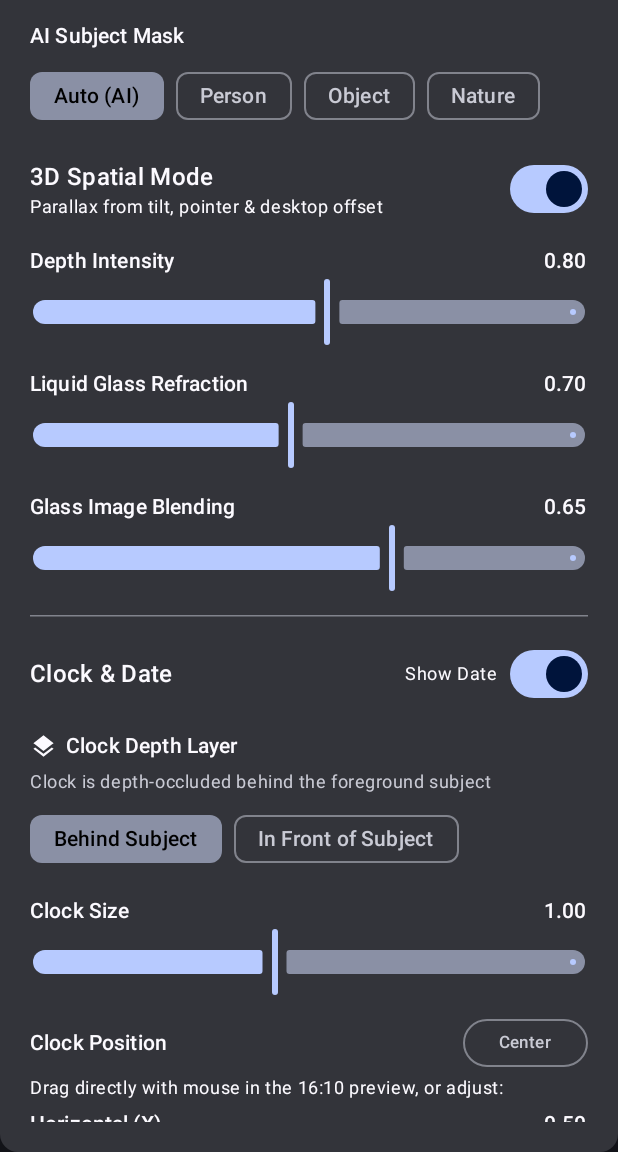
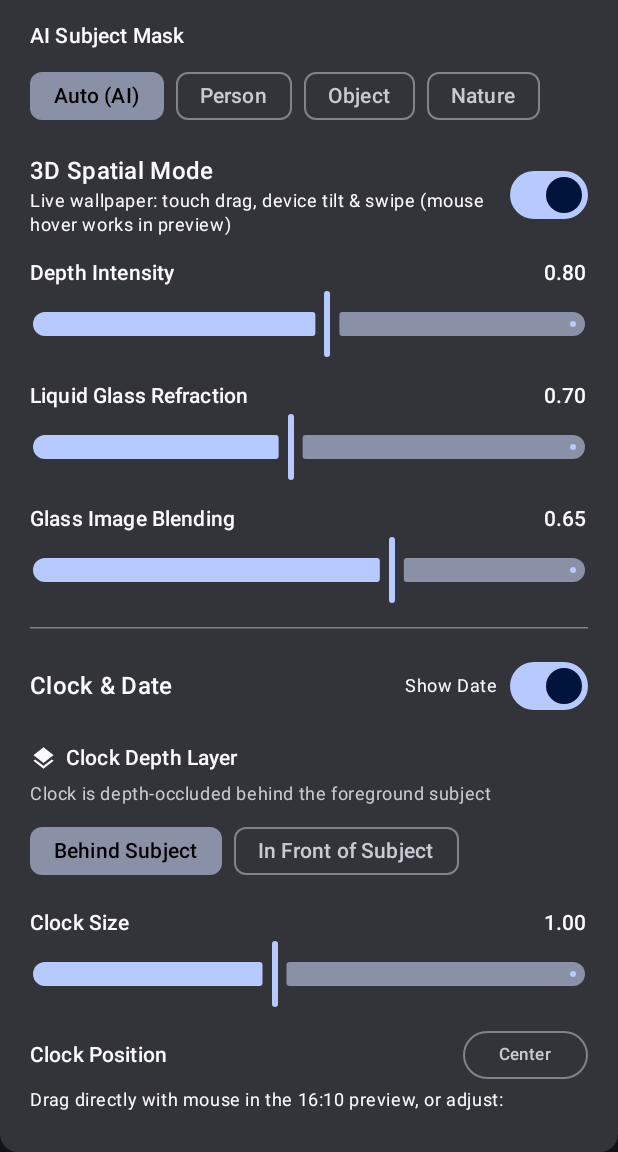
Before and after one commit to smart-al/Google-Book-OS-APPS, an Android app built with Jetpack Compose: the composable ControlsPane shown on its own in the app's theme, after a tap on "Auto (AI)", on a phone screen of 412 x 824 dp, the part 84-1236 px from its top. Run offline under Robolectric (Android 15) with nearby library versions, the phone set to English and light mode, and no system bars; network calls fail.

Commit message:
feat(LiquidGlass3D): add 16 solid colors, custom mix-and-match glass tint, sensor fallbacks, and accurate input copy

```diff
--- a/LiquidGlass3D/app/src/main/AndroidManifest.xml
+++ b/LiquidGlass3D/app/src/main/AndroidManifest.xml
@@ -7,6 +7,8 @@
 
     <application
         android:allowBackup="true"
+        android:dataExtractionRules="@xml/data_extraction_rules"
+        android:fullBackupContent="@xml/backup_rules"
         android:icon="@mipmap/ic_launcher"
         android:roundIcon="@mipmap/ic_launcher"
         android:label="@string/app_name"
--- a/LiquidGlass3D/app/src/main/java/com/droid/liquidglass3d/LiquidGlassRenderer.kt
+++ b/LiquidGlass3D/app/src/main/java/com/droid/liquidglass3d/LiquidGlassRenderer.kt
@@ -176,6 +176,9 @@ class LiquidGlassRenderer(context: Context) {
         shader.setFloatUniform("panel", panelX, panelY, panelW, panelH)
         shader.setFloatUniform("clockInFront", if (settings.clockInFront) 1f else 0f)
         shader.setFloatUniform("glassBlend", settings.glassBlend.coerceIn(0f, 1f))
+        val baseColor = GlassColorOps.effectiveGlassTint(settings)
+        shader.setFloatUniform("baseColor", baseColor[0], baseColor[1], baseColor[2], baseColor[3])
+
         canvas.drawRect(0f, 0f, surfaceW.toFloat(), surfaceH.toFloat(), paint)
     }
 
--- a/LiquidGlass3D/app/src/main/java/com/droid/liquidglass3d/MainActivity.kt
+++ b/LiquidGlass3D/app/src/main/java/com/droid/liquidglass3d/MainActivity.kt
@@ -42,6 +42,7 @@ import androidx.compose.material.icons.filled.Image
 import androidx.compose.material.icons.filled.Layers
 import androidx.compose.material.icons.filled.OpenWith
 import androidx.compose.material.icons.filled.Wallpaper
+import androidx.compose.material3.AlertDialog
 import androidx.compose.material3.Button
 import androidx.compose.material3.Card
 import androidx.compose.material3.CircularProgressIndicator
@@ -56,6 +57,7 @@ import androidx.compose.material3.Slider
 import androidx.compose.material3.Surface
 import androidx.compose.material3.Switch
 import androidx.compose.material3.Text
+import androidx.compose.material3.TextButton
 import androidx.compose.material3.darkColorScheme
 import androidx.compose.material3.dynamicDarkColorScheme
 import androidx.compose.runtime.Composable
@@ -425,7 +427,7 @@ private fun ControlsPane(
             Row(verticalAlignment = Alignment.CenterVertically) {
                 Column(Modifier.weight(1f)) {
                     Text("3D Spatial Mode", style = MaterialTheme.typography.titleMedium)
-                    Text("Parallax from tilt, pointer & desktop offset", style = MaterialTheme.typography.bodySmall)
+                    Text("Live wallpaper: touch drag, device tilt & swipe (mouse hover works in preview)", style = MaterialTheme.typography.bodySmall)
                 }
                 Switch(checked = s.spatialEnabled, onCheckedChange = { v -> vm.updateSettings { it.copy(spatialEnabled = v) } })
             }
@@ -516,6 +518,38 @@ private fun ControlsPane(
                 }
             }
 
+            // Custom Glass Tint (solid + mix)
+            Column(verticalArrangement = Arrangement.spacedBy(8.dp)) {
+                Text("Custom Glass Tint & Mix", style = MaterialTheme.typography.titleSmall)
+                Row(
+                    horizontalArrangement = Arrangement.spacedBy(12.dp),
+                    verticalAlignment = Alignment.CenterVertically,
+                ) {
+                    ColorSwatchBox(color = s.solidColor, label = "Base") { newColor ->
+                        vm.updateSettings { it.copy(solidColor = newColor) }
+                    }
+                    ColorSwatchBox(color = s.mixedColorA, label = "Mix A") { newColor ->
+                        vm.updateSettings { it.copy(mixedColorA = newColor) }
+                    }
+                    ColorSwatchBox(color = s.mixedColorB, label = "Mix B") { newColor ->
+                        vm.updateSettings { it.copy(mixedColorB = newColor) }
+                    }
+                    Column(horizontalAlignment = Alignment.CenterHorizontally, verticalArrangement = Arrangement.spacedBy(4.dp)) {
+                        Box(
+                            Modifier
+                                .size(34.dp)
+                                .clip(RoundedCornerShape(8.dp))
+                                .background(Color(GlassColorOps.effectiveTintArgb(s)))
+                                .border(1.dp, Color.White.copy(alpha = 0.5f), RoundedCornerShape(8.dp)),
+                        )
+                        Text("Result", style = MaterialTheme.typography.labelSmall, color = MaterialTheme.colorScheme.onSurfaceVariant)
+                    }
+                }
+                LabeledSlider("Mix Weight (0 = Base, >0 = Mix A ↔ B)", s.mixWeight, 0f..1f) { v ->
+                    vm.updateSettings { it.copy(mixWeight = v) }
+                }
+            }
+
             // Colors & Mixed Color Combinations
             Column(verticalArrangement = Arrangement.spacedBy(8.dp)) {
                 Row(verticalAlignment = Alignment.CenterVertically) {
@@ -523,7 +557,7 @@ private fun ControlsPane(
                     Text(s.clockColorPreset.label, style = MaterialTheme.typography.labelMedium, color = MaterialTheme.colorScheme.primary)
                 }
 
-                Text("Solid Glass Colors (8)", style = MaterialTheme.typography.labelMedium, color = MaterialTheme.colorScheme.onSurfaceVariant)
+                Text("Solid Glass Colors (16)", style = MaterialTheme.typography.labelMedium, color = MaterialTheme.colorScheme.onSurfaceVariant)
                 FlowRow(
                     horizontalArrangement = Arrangement.spacedBy(10.dp),
                     verticalArrangement = Arrangement.spacedBy(8.dp),
@@ -597,6 +631,61 @@ private fun ColorSwatch(preset: ClockColorPreset, selected: Boolean, onClick: ()
     )
 }
 
+@OptIn(ExperimentalLayoutApi::class)
+@Composable
+private fun ColorSwatchBox(color: Int, label: String, onColorSelected: (Int) -> Unit) {
+    var showPicker by remember { mutableStateOf(false) }
+
+    Column(horizontalAlignment = Alignment.CenterHorizontally, verticalArrangement = Arrangement.spacedBy(4.dp)) {
+        Box(
+            Modifier
+                .size(34.dp)
+                .clip(CircleShape)
+                .background(Color(color))
+                .border(1.5.dp, Color.White.copy(alpha = 0.6f), CircleShape)
+                .clickable { showPicker = true },
+        )
+        Text(label, style = MaterialTheme.typography.labelSmall, color = MaterialTheme.colorScheme.onSurfaceVariant)
+    }
+
+    if (showPicker) {
+        AlertDialog(
+            onDismissRequest = { showPicker = false },
+            title = { Text("Choose $label Color") },
+            text = {
+                FlowRow(
+                    horizontalArrangement = Arrangement.spacedBy(10.dp),
+                    verticalArrangement = Arrangement.spacedBy(10.dp),
+                ) {
+                    GlassColorOps.PALETTE.forEach { paletteColor ->
+                        val isSelected = paletteColor == color
+                        Box(
+                            Modifier
+                                .size(38.dp)
+                                .clip(CircleShape)
+                                .background(Color(paletteColor))
+                                .border(
+                                    width = if (isSelected) 3.dp else 1.dp,
+                                    color = if (isSelected) MaterialTheme.colorScheme.primary else Color.White.copy(alpha = 0.4f),
+                                    shape = CircleShape,
+                                )
+                                .clickable {
+                                    onColorSelected(paletteColor)
+                                    showPicker = false
+                                },
+                        )
+                    }
+                }
+            },
+            confirmButton = {
+                TextButton(onClick = { showPicker = false }) {
+                    Text("Close")
+                }
+            },
+        )
+    }
+}
+
 @Composable
 private fun LabeledSlider(
     label: String,
--- a/LiquidGlass3D/app/src/main/java/com/droid/liquidglass3d/SceneStore.kt
+++ b/LiquidGlass3D/app/src/main/java/com/droid/liquidglass3d/SceneStore.kt
@@ -28,7 +28,7 @@ enum class ClockColorPreset(
     val colors: IntArray,
     val isGradient: Boolean = false,
 ) {
-    // Solid Glass Tones (8)
+    // Solid Glass Tones (16)
     WHITE("Pure White", intArrayOf(0xFFFFFFFF.toInt())),
     CYAN("Ice Cyan", intArrayOf(0xFFB3E5FC.toInt())),
     GOLD("Soft Gold", intArrayOf(0xFFFFE082.toInt())),
@@ -37,6 +37,14 @@ enum class ClockColorPreset(
     VIOLET("Electric Violet", intArrayOf(0xFFE1BEE7.toInt())),
     CORAL("Neon Coral", intArrayOf(0xFFFF8A80.toInt())),
     OBSIDIAN("Obsidian", intArrayOf(0xFF1E2430.toInt())),
+    CRIMSON("Crimson Ruby", intArrayOf(0xFFE53935.toInt())),
+    COBALT("Cobalt Blue", intArrayOf(0xFF1E88E5.toInt())),
+    EMERALD_SOLID("Emerald Green", intArrayOf(0xFF43A047.toInt())),
+    TANGERINE("Tangerine", intArrayOf(0xFFFB8C00.toInt())),
+    LAVENDER("Soft Lavender", intArrayOf(0xFFB39DDB.toInt())),
+    TEAL("Deep Teal", intArrayOf(0xFF00897B.toInt())),
+    AMBER("Warm Amber", intArrayOf(0xFFFFB300.toInt())),
+    SLATE("Cool Slate", intArrayOf(0xFF90A4AE.toInt())),
 
     // Mixed & Liquid Gradients (28 Total: 8 Original + 20 New)
     CYBERPUNK("Cyberpunk", intArrayOf(0xFF00F5D4.toInt(), 0xFFF72585.toInt()), true),
@@ -85,6 +93,11 @@ data class GlassSettings(
     val clockColorPreset: ClockColorPreset = ClockColorPreset.WHITE,
     val clockFont: ClockFont = ClockFont.LIGHT,
     val showDate: Boolean = true,
+    // New color fields
+    val solidColor: Int = 0xFFFFFFFF.toInt(),
+    val mixedColorA: Int = 0xFFFFFFFF.toInt(),
+    val mixedColorB: Int = 0xFFFFFFFF.toInt(),
+    val mixWeight: Float = 0f,
 )
 
 /** Decoded source image + depth map + subject mask, as cached in `filesDir`. */
@@ -111,6 +124,10 @@ object SceneStore {
     const val KEY_CLOCK_FONT = "clock_font"
     const val KEY_SHOW_DATE = "show_date"
     const val KEY_SCENE_VERSION = "scene_version"
+    const val KEY_SOLID_COLOR = "solid_color"
+    const val KEY_MIXED_COLOR_A = "mixed_color_a"
+    const val KEY_MIXED_COLOR_B = "mixed_color_b"
+    const val KEY_MIX_WEIGHT = "mix_weight"
 
     const val SOURCE_FILE = "source.jpg"
     const val DEPTH_FILE = "depth.png"
@@ -132,6 +149,11 @@ object SceneStore {
         val colorPresetName = p.getString(KEY_CLOCK_COLOR_PRESET, d.clockColorPreset.name) ?: d.clockColorPreset.name
         val colorPreset = runCatching { ClockColorPreset.valueOf(colorPresetName) }.getOrDefault(d.clockColorPreset)
 
+        val solidColor = p.getInt(KEY_SOLID_COLOR, d.solidColor)
+        val mixedColorA = p.getInt(KEY_MIXED_COLOR_A, d.mixedColorA)
+        val mixedColorB = p.getInt(KEY_MIXED_COLOR_B, d.mixedColorB)
+        val mixWeight = p.getFloat(KEY_MIX_WEIGHT, d.mixWeight)
+
         return GlassSettings(
             spatialEnabled = p.getBoolean(KEY_SPATIAL, d.spatialEnabled),
             depthIntensity = p.getFloat(KEY_DEPTH, d.depthIntensity),
@@ -145,6 +167,10 @@ object SceneStore {
             clockColorPreset = colorPreset,
             clockFont = font,
             showDate = p.getBoolean(KEY_SHOW_DATE, d.showDate),
+            solidColor = solidColor,
+            mixedColorA = mixedColorA,
+            mixedColorB = mixedColorB,
+            mixWeight = mixWeight,
         )
     }
 
@@ -162,6 +188,10 @@ object SceneStore {
             .putString(KEY_CLOCK_COLOR_PRESET, s.clockColorPreset.name)
             .putString(KEY_CLOCK_FONT, s.clockFont.name)
             .putBoolean(KEY_SHOW_DATE, s.showDate)
+            .putInt(KEY_SOLID_COLOR, s.solidColor)
+            .putInt(KEY_MIXED_COLOR_A, s.mixedColorA)
+            .putInt(KEY_MIXED_COLOR_B, s.mixedColorB)
+            .putFloat(KEY_MIX_WEIGHT, s.mixWeight)
             .apply()
     }
 
@@ -241,3 +271,67 @@ object SceneStore {
         p.edit().putLong(KEY_SCENE_VERSION, p.getLong(KEY_SCENE_VERSION, 0) + 1).apply()
     }
 }
+
+/** Pure color-blending utilities for custom solid and mixed glass tints. */
+object GlassColorOps {
+    val PALETTE: List<Int> = listOf(
+        0xFFFFFFFF.toInt(), // Pure White
+        0xFFB3E5FC.toInt(), // Ice Cyan
+        0xFF00E5FF.toInt(), // Electric Cyan
+        0xFF1E88E5.toInt(), // Cobalt Blue
+        0xFF3F2B96.toInt(), // Deep Indigo
+        0xFF9D4EDD.toInt(), // Cosmic Purple
+        0xFFE1BEE7.toInt(), // Soft Violet
+        0xFFF72585.toInt(), // Neon Pink
+        0xFFF8BBD0.toInt(), // Rose Quartz
+        0xFFE53935.toInt(), // Crimson Ruby
+        0xFFFF8A80.toInt(), // Neon Coral
+        0xFFFF5E00.toInt(), // Solar Orange
+        0xFFFB8C00.toInt(), // Tangerine
+        0xFFFFE082.toInt(), // Soft Gold
+        0xFFFFB300.toInt(), // Warm Amber
+        0xFFA7FFEB.toInt(), // Mint Glass
+        0xFF00F5D4.toInt(), // Bio Teal
+        0xFF43A047.toInt(), // Emerald Green
+        0xFF00897B.toInt(), // Deep Teal
+        0xFF90A4AE.toInt(), // Cool Slate
+        0xFF1E2430.toInt(), // Obsidian
+    )
+
+    fun blendArgb(colorA: Int, colorB: Int, weight: Float): Int {
+        val w = weight.coerceIn(0f, 1f)
+        val aA = (colorA ushr 24) and 0xFF
+        val rA = (colorA ushr 16) and 0xFF
+        val gA = (colorA ushr 8) and 0xFF
+        val bA = colorA and 0xFF
+
+        val aB = (colorB ushr 24) and 0xFF
+        val rB = (colorB ushr 16) and 0xFF
+        val gB = (colorB ushr 8) and 0xFF
+        val bB = colorB and 0xFF
+
+        val a = (aA * (1f - w) + aB * w).toInt().coerceIn(0, 255)
+        val r = (rA * (1f - w) + rB * w).toInt().coerceIn(0, 255)
+        val g = (gA * (1f - w) + gB * w).toInt().coerceIn(0, 255)
+        val b = (bA * (1f - w) + bB * w).toInt().coerceIn(0, 255)
+        return (a shl 24) or (r shl 16) or (g shl 8) or b
+    }
+
+    fun effectiveTintArgb(settings: GlassSettings): Int {
+        return if (settings.mixWeight > 0f) {
+            blendArgb(settings.mixedColorA, settings.mixedColorB, settings.mixWeight)
+        } else {
+            settings.solidColor
+        }
+    }
+
+    fun effectiveGlassTint(settings: GlassSettings): FloatArray {
+        val c = effectiveTintArgb(settings)
+        return floatArrayOf(
+            ((c ushr 16) and 0xFF) / 255f,
+            ((c ushr 8) and 0xFF) / 255f,
+            (c and 0xFF) / 255f,
+            ((c ushr 24) and 0xFF) / 255f,
+        )
+    }
+}
--- a/LiquidGlass3D/gradle.properties
+++ b/LiquidGlass3D/gradle.properties
@@ -26,3 +26,4 @@ kotlin.code.style=official
 # resources declared in the library itself and none from the library's dependencies,
 # thereby reducing the size of the R class for that library
 android.nonTransitiveRClass=true
+android.suppressUnsupportedCompileSdk=37.0
--- a/LiquidGlass3D/gradle/libs.versions.toml
+++ b/LiquidGlass3D/gradle/libs.versions.toml
@@ -8,9 +8,11 @@ composeBom = "2024.10.01"
 coroutines = "1.9.0"
 litert = "1.4.0"
 junit = "4.13.2"
+robolectric = "4.14.1"
 
 [libraries]
 junit = { module = "junit:junit", version.ref = "junit" }
+robolectric = { module = "org.robolectric:robolectric", version.ref = "robolectric" }
 androidx-core-ktx = { module = "androidx.core:core-ktx", version.ref = "coreKtx" }
 androidx-activity-compose = { module = "androidx.activity:activity-compose", version.ref = "activityCompose" }
 androidx-lifecycle-viewmodel-compose = { module = "androidx.lifecycle:lifecycle-viewmodel-compose", version.ref = "lifecycle" }
```
Also changed, not shown: LiquidGlass3D/app/build.gradle.kts (+8 -1 lines), LiquidGlass3D/app/src/main/java/com/droid/liquidglass3d/ParallaxController.kt (+47 -13 lines), 6 other files.
